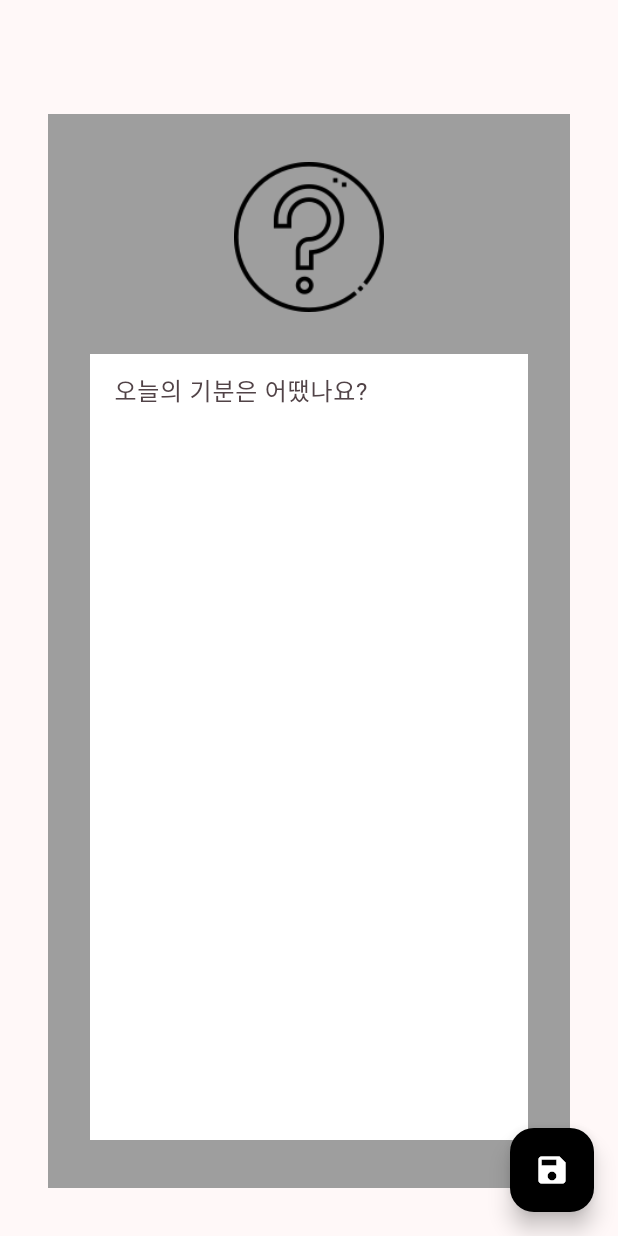
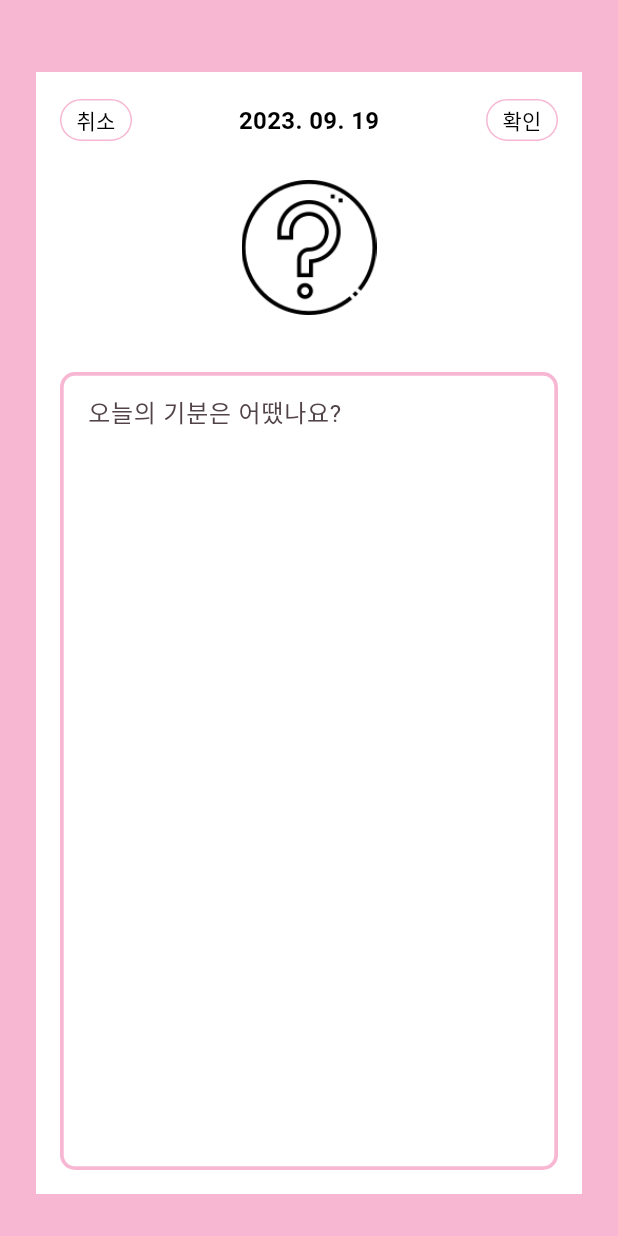
Before and after one commit to sinbee0402/Princess_Diaries, a Flutter app: the AddEditPostScreen screen opened by its route, on a phone screen of 412 x 824 dp. Run offline on Flutter 3.47's test engine with Material 2 defaults, Android fonts, the phone set to English and light mode, and no system bars; our stand-ins replace curved_navigation_bar, flutter_local_notifications, freezed_annotation, get_it, go_router, injectable and 5 more; accounts and stored records are empty; generated files the repository leaves out were written again.

Commit message:
feat: add_edit_post_screen UI 수정

```diff
--- a/lib/presentation/add_edit_post/add_edit_post_screen.dart
+++ b/lib/presentation/add_edit_post/add_edit_post_screen.dart
@@ -2,6 +2,7 @@ import 'dart:async';
 
 import 'package:flutter/material.dart';
 import 'package:go_router/go_router.dart';
+import 'package:intl/intl.dart';
 import 'package:princess_diaries/domain/model/post.dart';
 import 'package:princess_diaries/presentation/add_edit_post/add_edit_post_event.dart';
 import 'package:princess_diaries/presentation/add_edit_post/add_edit_post_ui_event.dart';
@@ -89,30 +90,73 @@ class _AddEditPostScreenState extends State<AddEditPostScreen> {
     final viewModel = context.watch<AddEditPostViewModel>();
 
     return Scaffold(
-      appBar: AppBar(),
-      floatingActionButton: FloatingActionButton(
-        onPressed: () {
-          viewModel.onEvent(
-            AddEditPostEvent.savePost(_post),
-          );
-        },
-        backgroundColor: Colors.black,
-        child: const Icon(
-          Icons.save,
-          color: Colors.white,
-        ),
-      ),
+      backgroundColor: const Color(0xFFF7B7D3),
       body: Padding(
         padding:
-            const EdgeInsets.only(left: 32, right: 32, top: 20, bottom: 32),
+            const EdgeInsets.only(left: 24, right: 24, top: 48, bottom: 28),
         child: Container(
-          color: Colors.grey,
+          color: Colors.white,
           height: double.infinity,
           child: Stack(
             alignment: Alignment.center,
             children: [
               Positioned(
-                top: 32,
+                top: 21,
+                child: Text(
+                  DateFormat('yyyy. MM. dd').format(_post!.postingTime),
+                  style: const TextStyle(
+                    color: Colors.black,
+                    fontSize: 16,
+                    fontWeight: FontWeight.bold,
+                  ),
+                ),
+              ),
+              Positioned(
+                top: 8,
+                left: 16,
+                child: TextButton(
+                  onPressed: () {
+                    context.pop();
+                  },
+                  style: TextButton.styleFrom(
+                    padding: EdgeInsets.zero,
+                    minimumSize: const Size(48, 28),
+                    side: const BorderSide(
+                      color: Color(0xFFF7B7D3),
+                    ),
+                    backgroundColor: Colors.white,
+                  ),
+                  child: const Text(
+                    '취소',
+                    style: TextStyle(color: Colors.black),
+                  ),
+                ),
+              ),
+              Positioned(
+                top: 8,
+                right: 16,
+                child: TextButton(
+                  onPressed: () {
+                    viewModel.onEvent(
+                      AddEditPostEvent.savePost(_post),
+                    );
+                  },
+                  style: TextButton.styleFrom(
+                    padding: EdgeInsets.zero,
+                    minimumSize: const Size(48, 28),
+                    side: const BorderSide(
+                      color: Color(0xFFF7B7D3),
+                    ),
+                    backgroundColor: Colors.white,
+                  ),
+                  child: const Text(
+                    '확인',
+                    style: TextStyle(color: Colors.black),
+                  ),
+                ),
+              ),
+              Positioned(
+                top: 72,
                 child: InkWell(
                   onTap: () {
                     _showPopup(context);
@@ -122,18 +166,25 @@ class _AddEditPostScreenState extends State<AddEditPostScreen> {
                         ? _selectedEmoji!
                         : 'assets/icon-question-mark.png',
                     fit: BoxFit.fill,
-                    width: 100,
+                    width: 90,
                   ),
                 ),
               ),
               Padding(
                 padding: const EdgeInsets.only(
-                    top: 160, left: 28, right: 28, bottom: 32),
+                    top: 200, left: 16, right: 16, bottom: 16),
                 child: Container(
-                  color: Colors.white,
+                  decoration: BoxDecoration(
+                    borderRadius: BorderRadius.circular(10),
+                    border: Border.all(
+                      color: const Color(0xFFF7B7D3),
+                      width: 2.5,
+                    ),
+                  ),
                   child: Padding(
                     padding: const EdgeInsets.symmetric(horizontal: 16),
                     child: ListView(
+                      padding: EdgeInsets.zero,
                       scrollDirection: Axis.vertical,
                       children: [
                         TextField(
```
